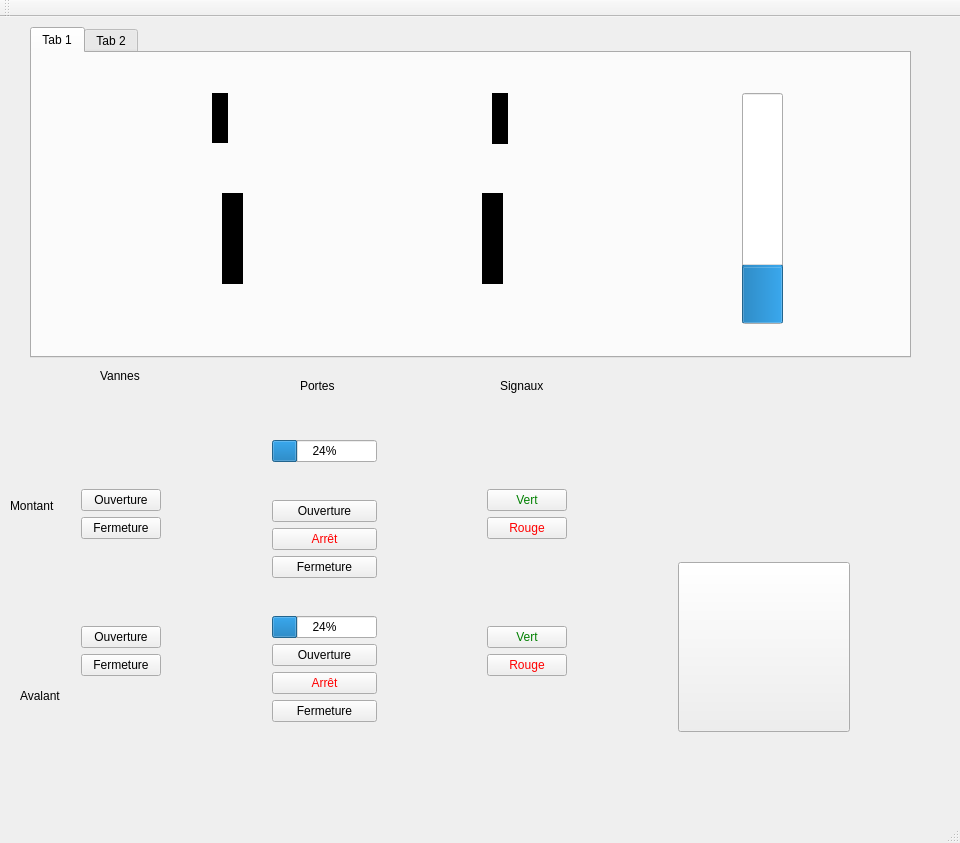
This is mainwindow.ui in VConstans/IHMEcluse as Qt 5 draws it before an edit. The edited form follows.
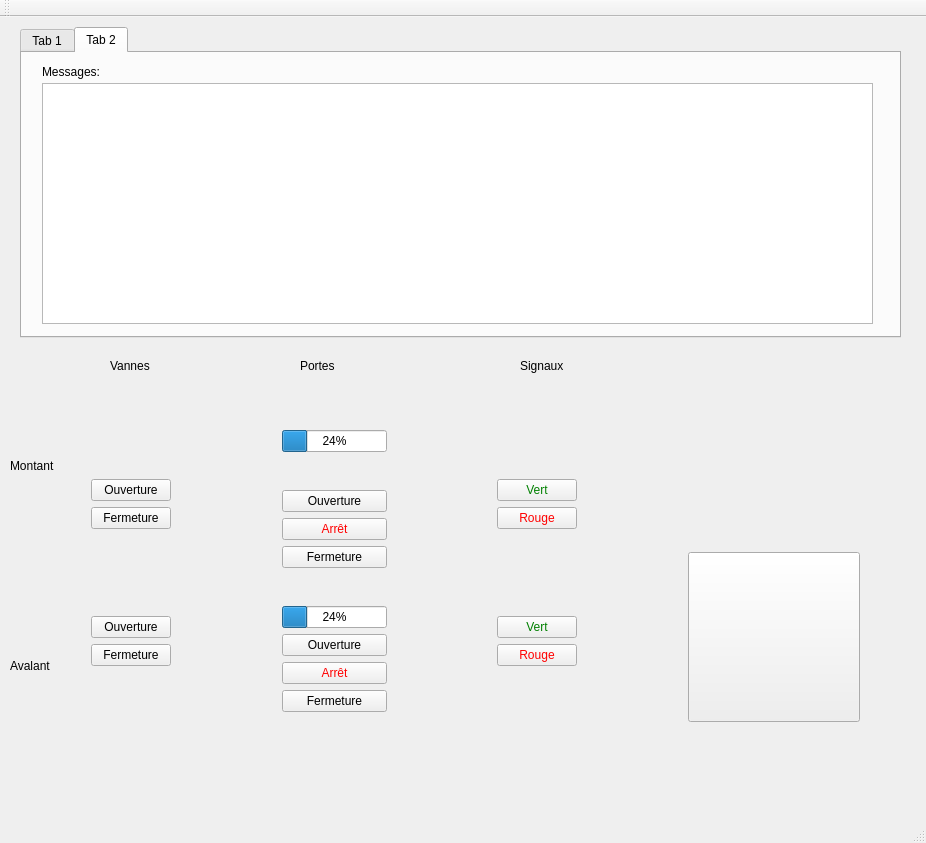
This is the edited form. Icons and pictures are not drawn.

Commit message: Add append text

```diff
--- a/mainwindow.ui
+++ b/mainwindow.ui
@@ -6,7 +6,7 @@
    <rect>
     <x>0</x>
     <y>0</y>
-    <width>960</width>
+    <width>926</width>
     <height>843</height>
    </rect>
   </property>
@@ -17,10 +17,10 @@
    <widget class="QStackedWidget" name="stackedWidget">
     <property name="geometry">
      <rect>
-      <x>0</x>
-      <y>0</y>
-      <width>941</width>
-      <height>771</height>
+      <x>10</x>
+      <y>330</y>
+      <width>901</width>
+      <height>431</height>
      </rect>
     </property>
     <property name="layoutDirection">
@@ -168,8 +168,8 @@
      <widget class="QLabel" name="label_2">
       <property name="geometry">
        <rect>
-        <x>300</x>
-        <y>360</y>
+        <x>290</x>
+        <y>10</y>
         <width>67</width>
         <height>17</height>
        </rect>
@@ -181,8 +181,8 @@
      <widget class="QLabel" name="label_3">
       <property name="geometry">
        <rect>
-        <x>500</x>
-        <y>360</y>
+        <x>510</x>
+        <y>10</y>
         <width>67</width>
         <height>17</height>
        </rect>
@@ -191,242 +191,11 @@
        <string>Signaux</string>
       </property>
      </widget>
-     <widget class="QTabWidget" name="tabWidget">
-      <property name="geometry">
-       <rect>
-        <x>30</x>
-        <y>10</y>
-        <width>881</width>
-        <height>331</height>
-       </rect>
-      </property>
-      <property name="currentIndex">
-       <number>0</number>
-      </property>
-      <widget class="QWidget" name="tab">
-       <attribute name="title">
-        <string>Tab 1</string>
-       </attribute>
-       <widget class="QLabel" name="ecluse">
-        <property name="geometry">
-         <rect>
-          <x>70</x>
-          <y>40</y>
-          <width>521</width>
-          <height>231</height>
-         </rect>
-        </property>
-        <property name="minimumSize">
-         <size>
-          <width>500</width>
-          <height>200</height>
-         </size>
-        </property>
-        <property name="styleSheet">
-         <string notr="true"/>
-        </property>
-        <property name="text">
-         <string/>
-        </property>
-        <property name="pixmap">
-         <pixmap resource="images.qrc">:/images/ecluse.png</pixmap>
-        </property>
-        <property name="scaledContents">
-         <bool>true</bool>
-        </property>
-       </widget>
-       <widget class="QLabel" name="vanneMontant">
-        <property name="geometry">
-         <rect>
-          <x>180</x>
-          <y>40</y>
-          <width>16</width>
-          <height>50</height>
-         </rect>
-        </property>
-        <property name="minimumSize">
-         <size>
-          <width>0</width>
-          <height>0</height>
-         </size>
-        </property>
-        <property name="maximumSize">
-         <size>
-          <width>30</width>
-          <height>50</height>
-         </size>
-        </property>
-        <property name="styleSheet">
-         <string notr="true">#vanneMontant{
-background-color: black;
-}</string>
-        </property>
-        <property name="text">
-         <string/>
-        </property>
-        <property name="scaledContents">
-         <bool>true</bool>
-        </property>
-       </widget>
-       <widget class="QLabel" name="vanneAvalant">
-        <property name="geometry">
-         <rect>
-          <x>460</x>
-          <y>40</y>
-          <width>16</width>
-          <height>51</height>
-         </rect>
-        </property>
-        <property name="styleSheet">
-         <string notr="true">#vanneAvalant{
-background-color: black;
-}</string>
-        </property>
-        <property name="text">
-         <string/>
-        </property>
-        <property name="scaledContents">
-         <bool>false</bool>
-        </property>
-       </widget>
-       <widget class="QLabel" name="signalMontant">
-        <property name="geometry">
-         <rect>
-          <x>80</x>
-          <y>250</y>
-          <width>21</width>
-          <height>21</height>
-         </rect>
-        </property>
-        <property name="styleSheet">
-         <string notr="true"/>
-        </property>
-        <property name="text">
-         <string/>
-        </property>
-        <property name="pixmap">
-         <pixmap resource="images.qrc">:/images/voyant_rouge_allume.png</pixmap>
-        </property>
-        <property name="scaledContents">
-         <bool>true</bool>
-        </property>
-       </widget>
-       <widget class="QLabel" name="signalAvalant">
-        <property name="geometry">
-         <rect>
-          <x>560</x>
-          <y>250</y>
-          <width>21</width>
-          <height>21</height>
-         </rect>
-        </property>
-        <property name="styleSheet">
-         <string notr="true"/>
-        </property>
-        <property name="text">
-         <string/>
-        </property>
-        <property name="pixmap">
-         <pixmap resource="images.qrc">:/images/voyant_rouge_allume.png</pixmap>
-        </property>
-        <property name="scaledContents">
-         <bool>true</bool>
-        </property>
-       </widget>
-       <widget class="QProgressBar" name="waterLevel">
-        <property name="geometry">
-         <rect>
-          <x>710</x>
-          <y>40</y>
-          <width>41</width>
-          <height>231</height>
-         </rect>
-        </property>
-        <property name="layoutDirection">
-         <enum>Qt::LeftToRight</enum>
-        </property>
-        <property name="value">
-         <number>24</number>
-        </property>
-        <property name="textVisible">
-         <bool>false</bool>
-        </property>
-        <property name="orientation">
-         <enum>Qt::Vertical</enum>
-        </property>
-        <property name="textDirection">
-         <enum>QProgressBar::TopToBottom</enum>
-        </property>
-       </widget>
-       <widget class="QLabel" name="porteAvalant">
-        <property name="geometry">
-         <rect>
-          <x>450</x>
-          <y>140</y>
-          <width>21</width>
-          <height>91</height>
-         </rect>
-        </property>
-        <property name="styleSheet">
-         <string notr="true">#porteAvalant{
-background-color: black
-}</string>
-        </property>
-        <property name="text">
-         <string/>
-        </property>
-       </widget>
-       <widget class="QLabel" name="porteMontant">
-        <property name="geometry">
-         <rect>
-          <x>190</x>
-          <y>140</y>
-          <width>21</width>
-          <height>91</height>
-         </rect>
-        </property>
-        <property name="styleSheet">
-         <string notr="true">#porteMontant{
-background-color: black
-}</string>
-        </property>
-        <property name="text">
-         <string/>
-        </property>
-       </widget>
-       <widget class="QLabel" name="vanneMontant_2">
-        <property name="geometry">
-         <rect>
-          <x>360</x>
-          <y>230</y>
-          <width>16</width>
-          <height>51</height>
-         </rect>
-        </property>
-        <property name="styleSheet">
-         <string notr="true">#vanneMontant{
-background-color: black;
-}</string>
-        </property>
-        <property name="text">
-         <string/>
-        </property>
-        <property name="scaledContents">
-         <bool>true</bool>
-        </property>
-       </widget>
-      </widget>
-      <widget class="QWidget" name="tab_2">
-       <attribute name="title">
-        <string>Tab 2</string>
-       </attribute>
-      </widget>
-     </widget>
      <widget class="QLabel" name="label">
       <property name="geometry">
        <rect>
         <x>100</x>
-        <y>350</y>
+        <y>10</y>
         <width>67</width>
         <height>17</height>
        </rect>
@@ -438,8 +207,8 @@
      <widget class="QLabel" name="label_4">
       <property name="geometry">
        <rect>
-        <x>10</x>
-        <y>480</y>
+        <x>0</x>
+        <y>110</y>
         <width>67</width>
         <height>17</height>
        </rect>
@@ -452,7 +221,7 @@
       <property name="geometry">
        <rect>
         <x>70</x>
-        <y>380</y>
+        <y>40</y>
         <width>791</width>
         <height>371</height>
        </rect>
@@ -749,8 +518,8 @@
      <widget class="QLabel" name="label_5">
       <property name="geometry">
        <rect>
-        <x>20</x>
-        <y>670</y>
+        <x>0</x>
+        <y>310</y>
         <width>67</width>
         <height>17</height>
        </rect>
@@ -761,6 +530,260 @@
      </widget>
     </widget>
    </widget>
+   <widget class="QTabWidget" name="tabWidget">
+    <property name="geometry">
+     <rect>
+      <x>20</x>
+      <y>10</y>
+      <width>881</width>
+      <height>311</height>
+     </rect>
+    </property>
+    <property name="currentIndex">
+     <number>1</number>
+    </property>
+    <widget class="QWidget" name="tab_3">
+     <attribute name="title">
+      <string>Tab 1</string>
+     </attribute>
+     <widget class="QLabel" name="ecluse_2">
+      <property name="geometry">
+       <rect>
+        <x>70</x>
+        <y>40</y>
+        <width>521</width>
+        <height>231</height>
+       </rect>
+      </property>
+      <property name="minimumSize">
+       <size>
+        <width>500</width>
+        <height>200</height>
+       </size>
+      </property>
+      <property name="styleSheet">
+       <string notr="true"/>
+      </property>
+      <property name="text">
+       <string/>
+      </property>
+      <property name="pixmap">
+       <pixmap resource="images.qrc">:/images/ecluse.png</pixmap>
+      </property>
+      <property name="scaledContents">
+       <bool>true</bool>
+      </property>
+     </widget>
+     <widget class="QLabel" name="vanneMontant_3">
+      <property name="geometry">
+       <rect>
+        <x>180</x>
+        <y>40</y>
+        <width>16</width>
+        <height>50</height>
+       </rect>
+      </property>
+      <property name="minimumSize">
+       <size>
+        <width>0</width>
+        <height>0</height>
+       </size>
+      </property>
+      <property name="maximumSize">
+       <size>
+        <width>30</width>
+        <height>50</height>
+       </size>
+      </property>
+      <property name="styleSheet">
+       <string notr="true">#vanneMontant{
+background-color: black;
+}</string>
+      </property>
+      <property name="text">
+       <string/>
+      </property>
+      <property name="scaledContents">
+       <bool>true</bool>
+      </property>
+     </widget>
+     <widget class="QLabel" name="vanneAvalant_2">
+      <property name="geometry">
+       <rect>
+        <x>460</x>
+        <y>40</y>
+        <width>16</width>
+        <height>51</height>
+       </rect>
+      </property>
+      <property name="styleSheet">
+       <string notr="true">#vanneAvalant{
+background-color: black;
+}</string>
+      </property>
+      <property name="text">
+       <string/>
+      </property>
+      <property name="scaledContents">
+       <bool>false</bool>
+      </property>
+     </widget>
+     <widget class="QLabel" name="signalMontant_2">
+      <property name="geometry">
+       <rect>
+        <x>80</x>
+        <y>250</y>
+        <width>21</width>
+        <height>21</height>
+       </rect>
+      </property>
+      <property name="styleSheet">
+       <string notr="true"/>
+      </property>
+      <property name="text">
+       <string/>
+      </property>
+      <property name="pixmap">
+       <pixmap resource="images.qrc">:/images/voyant_rouge_allume.png</pixmap>
+      </property>
+      <property name="scaledContents">
+       <bool>true</bool>
+      </property>
+     </widget>
+     <widget class="QLabel" name="signalAvalant_2">
+      <property name="geometry">
+       <rect>
+        <x>560</x>
+        <y>250</y>
+        <width>21</width>
+        <height>21</height>
+       </rect>
+      </property>
+      <property name="styleSheet">
+       <string notr="true"/>
+      </property>
+      <property name="text">
+       <string/>
+      </property>
+      <property name="pixmap">
+       <pixmap resource="images.qrc">:/images/voyant_rouge_allume.png</pixmap>
+      </property>
+      <property name="scaledContents">
+       <bool>true</bool>
+      </property>
+     </widget>
+     <widget class="QProgressBar" name="waterLevel_2">
+      <property name="geometry">
+       <rect>
+        <x>710</x>
+        <y>40</y>
+        <width>41</width>
+        <height>231</height>
+       </rect>
+      </property>
+      <property name="layoutDirection">
+       <enum>Qt::LeftToRight</enum>
+      </property>
+      <property name="value">
+       <number>24</number>
+      </property>
+      <property name="textVisible">
+       <bool>false</bool>
+      </property>
+      <property name="orientation">
+       <enum>Qt::Vertical</enum>
+      </property>
+      <property name="textDirection">
+       <enum>QProgressBar::TopToBottom</enum>
+      </property>
+     </widget>
+     <widget class="QLabel" name="porteAvalant_2">
+      <property name="geometry">
+       <rect>
+        <x>450</x>
+        <y>140</y>
+        <width>21</width>
+        <height>91</height>
+       </rect>
+      </property>
+      <property name="styleSheet">
+       <string notr="true">#porteAvalant{
+background-color: black
+}</string>
+      </property>
+      <property name="text">
+       <string/>
+      </property>
+     </widget>
+     <widget class="QLabel" name="porteMontant_2">
+      <property name="geometry">
+       <rect>
+        <x>190</x>
+        <y>140</y>
+        <width>21</width>
+        <height>91</height>
+       </rect>
+      </property>
+      <property name="styleSheet">
+       <string notr="true">#porteMontant{
+background-color: black
+}</string>
+      </property>
+      <property name="text">
+       <string/>
+      </property>
+     </widget>
+     <widget class="QLabel" name="vanneMontant_4">
+      <property name="geometry">
+       <rect>
+        <x>360</x>
+        <y>230</y>
+        <width>16</width>
+        <height>51</height>
+       </rect>
+      </property>
+      <property name="styleSheet">
+       <string notr="true">#vanneMontant{
+background-color: black;
+}</string>
+      </property>
+      <property name="text">
+       <string/>
+      </property>
+      <property name="scaledContents">
+       <bool>true</bool>
+      </property>
+     </widget>
+    </widget>
+    <widget class="QWidget" name="tab_4">
+     <attribute name="title">
+      <string>Tab 2</string>
+     </attribute>
+     <widget class="QTextBrowser" name="messageDisplay_2">
+      <property name="geometry">
+       <rect>
+        <x>20</x>
+        <y>30</y>
+        <width>831</width>
+        <height>241</height>
+       </rect>
+      </property>
+     </widget>
+     <widget class="QLabel" name="label_7">
+      <property name="geometry">
+       <rect>
+        <x>20</x>
+        <y>10</y>
+        <width>81</width>
+        <height>17</height>
+       </rect>
+      </property>
+      <property name="text">
+       <string>Messages:</string>
+      </property>
+     </widget>
+    </widget>
+   </widget>
   </widget>
   <widget class="QMenuBar" name="menuBar">
    <property name="geometry">
```
Left out of the diff: 20 changed lines with no effect on the pictures. The commit also changes 2 other files.
